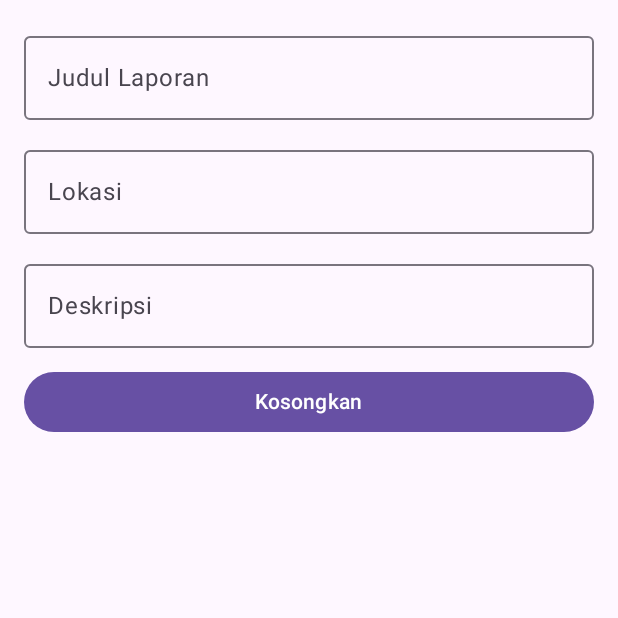
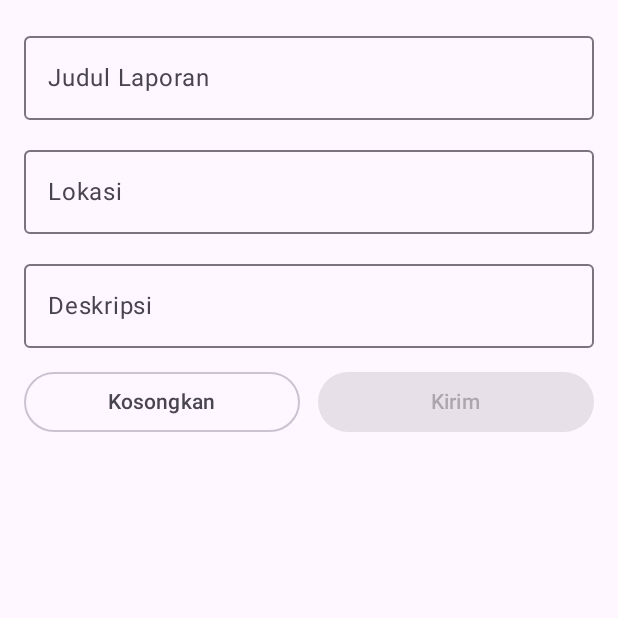
Before and after one commit to roykurniawan024/Praktikum-PAM-RA, an Android app built with Jetpack Compose: the composable FormLaporanScreen shown on its own in the app's theme, on a phone screen of 412 x 824 dp, the top half of it. Run offline under Robolectric (Android 15) with nearby library versions, the phone set to English and light mode, and no system bars; 1 statement that could not run was skipped.

Commit message:
Menambahkan validasi bisaKirim dan pesan galat judul pada FormLaporanUiState

```diff
--- a/PRAKTIKUM3_124140024/shared/src/commonMain/kotlin/com/example/praktikum2_124140024/ui/FormLaporan.kt
+++ b/PRAKTIKUM3_124140024/shared/src/commonMain/kotlin/com/example/praktikum2_124140024/ui/FormLaporan.kt
@@ -2,9 +2,11 @@ package com.example.praktikum2_124140024.ui
 
 import androidx.compose.foundation.layout.Arrangement
 import androidx.compose.foundation.layout.Column
+import androidx.compose.foundation.layout.Row
 import androidx.compose.foundation.layout.fillMaxWidth
 import androidx.compose.foundation.layout.padding
 import androidx.compose.material3.Button
+import androidx.compose.material3.OutlinedButton
 import androidx.compose.material3.OutlinedTextField
 import androidx.compose.material3.Text
 import androidx.compose.runtime.Composable
@@ -25,7 +27,8 @@ fun FormLaporanScreen(
         onJudulBerubah = viewModel::ubahJudul,
         onLokasiBerubah = viewModel::ubahLokasi,
         onDeskripsiBerubah = viewModel::ubahDeskripsi,
-        onKosongkan = viewModel::kosongkan
+        onKosongkan = viewModel::kosongkan,
+        onKirim = {}
     )
 }
 
@@ -36,6 +39,7 @@ fun FormLaporan(
     onLokasiBerubah: (String) -> Unit,
     onDeskripsiBerubah: (String) -> Unit,
     onKosongkan: () -> Unit,
+    onKirim: () -> Unit,
     modifier: Modifier = Modifier
 ) {
     Column(
@@ -45,7 +49,8 @@ fun FormLaporan(
         KolomTeks(
             label = "Judul Laporan",
             nilai = uiState.judul,
-            onNilaiBerubah = onJudulBerubah
+            onNilaiBerubah = onJudulBerubah,
+            pesanGalat = uiState.pesanGalat
         )
         KolomTeks(
             label = "Lokasi",
@@ -57,11 +62,23 @@ fun FormLaporan(
             nilai = uiState.deskripsi,
             onNilaiBerubah = onDeskripsiBerubah
         )
-        Button(
-            onClick = onKosongkan,
-            modifier = Modifier.fillMaxWidth()
+        Row(
+            modifier = Modifier.fillMaxWidth(),
+            horizontalArrangement = Arrangement.spacedBy(12.dp)
         ) {
-            Text("Kosongkan")
+            OutlinedButton(
+                onClick = onKosongkan,
+                modifier = Modifier.weight(1f)
+            ) {
+                Text("Kosongkan")
+            }
+            Button(
+                onClick = onKirim,
+                enabled = uiState.bisaKirim,
+                modifier = Modifier.weight(1f)
+            ) {
+                Text("Kirim")
+            }
         }
     }
 }
@@ -71,12 +88,15 @@ fun KolomTeks(
     label: String,
     nilai: String,
     onNilaiBerubah: (String) -> Unit,
+    pesanGalat: String? = null,
     modifier: Modifier = Modifier
 ) {
     OutlinedTextField(
         value = nilai,
         onValueChange = onNilaiBerubah,
         label = { Text(label) },
+        isError = pesanGalat != null,
+        supportingText = pesanGalat?.let { { Text(it) } },
         modifier = modifier.fillMaxWidth()
     )
 }
--- a/PRAKTIKUM3_124140024/shared/src/commonMain/kotlin/com/example/praktikum2_124140024/ui/FormLaporanUiState.kt
+++ b/PRAKTIKUM3_124140024/shared/src/commonMain/kotlin/com/example/praktikum2_124140024/ui/FormLaporanUiState.kt
@@ -4,4 +4,14 @@ data class FormLaporanUiState(
     val judul: String = "",
     val lokasi: String = "",
     val deskripsi: String = ""
-)
+) {
+    val bisaKirim: Boolean
+        get() = judul.trim().length >= 3
+
+    val pesanGalat: String?
+        get() = if (judul.isNotEmpty() && !bisaKirim) {
+            "Judul minimal 3 huruf"
+        } else {
+            null
+        }
+}
```
